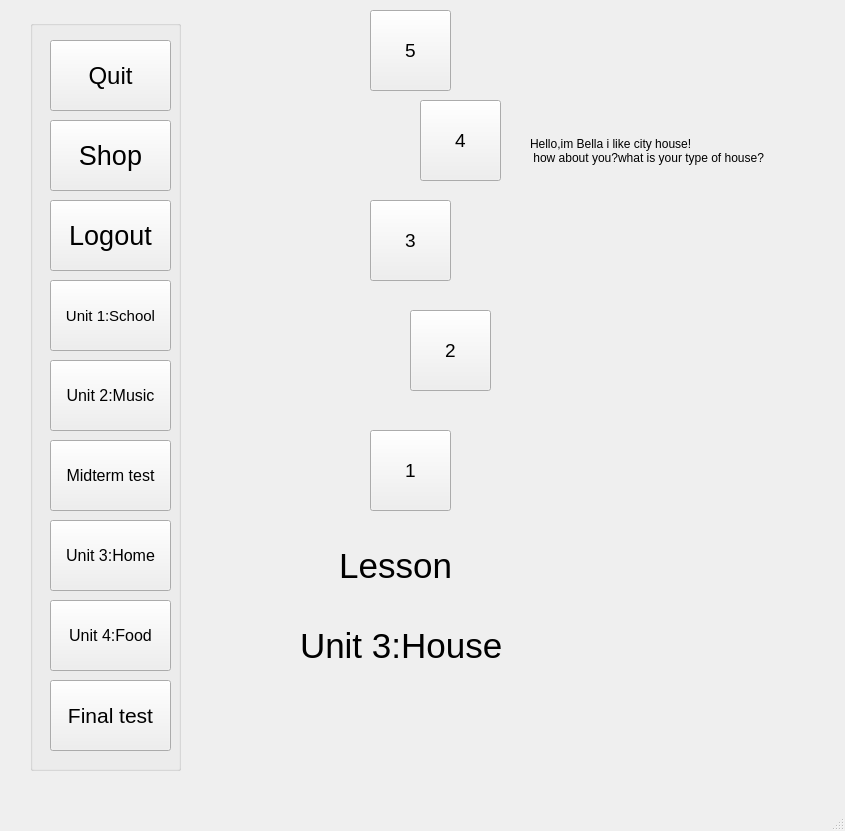
This is SPCK/Gui/Unit3.ui in trongphuc1/TL-C4K-PTI01- as Qt 5 draws it before an edit. The edited form follows.
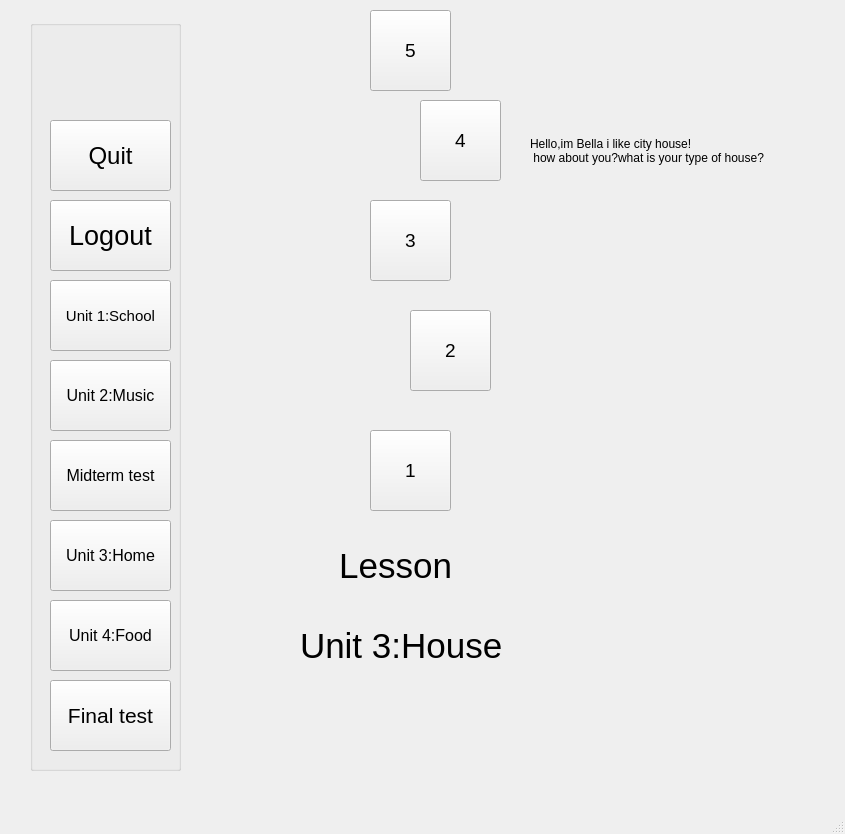
This is the edited form. Icons and pictures are not drawn.

Diff of the .ui file:
```diff
--- a/SPCK/Gui/Unit3.ui
+++ b/SPCK/Gui/Unit3.ui
@@ -7,7 +7,7 @@
     <x>0</x>
     <y>0</y>
     <width>845</width>
-    <height>831</height>
+    <height>834</height>
    </rect>
   </property>
   <property name="windowTitle">
@@ -176,7 +176,7 @@
      <property name="geometry">
       <rect>
        <x>20</x>
-       <y>20</y>
+       <y>100</y>
        <width>121</width>
        <height>71</height>
       </rect>
@@ -190,24 +190,6 @@
       <string>Quit</string>
      </property>
     </widget>
-    <widget class="QPushButton" name="pushButton_3">
-     <property name="geometry">
-      <rect>
-       <x>20</x>
-       <y>100</y>
-       <width>121</width>
-       <height>71</height>
-      </rect>
-     </property>
-     <property name="font">
-      <font>
-       <pointsize>20</pointsize>
-      </font>
-     </property>
-     <property name="text">
-      <string>Shop</string>
-     </property>
-    </widget>
     <widget class="QPushButton" name="pushButton_2">
      <property name="geometry">
       <rect>
```
